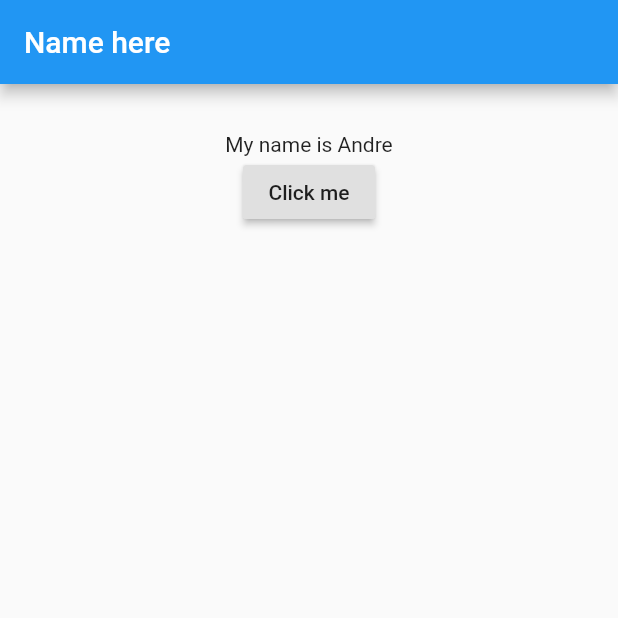
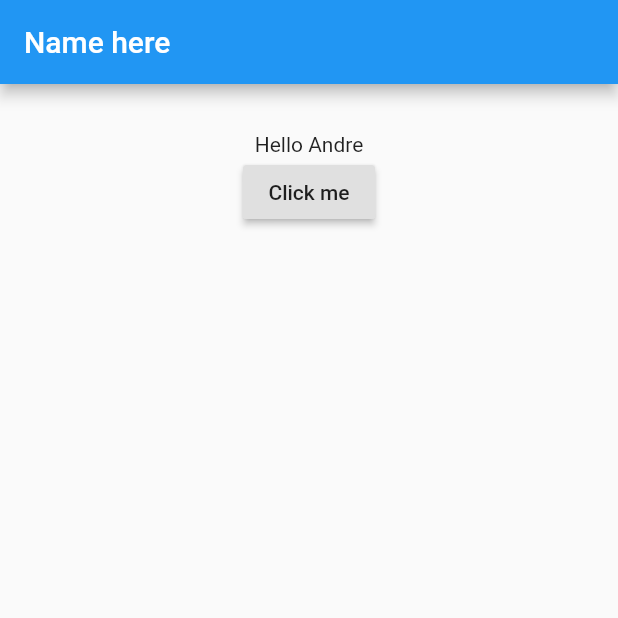
Before and after one commit to andrelashley/flutter-spike-projects, a Flutter app: the screen it shows after launch, after a tap on "Click me", on a phone screen of 412 x 824 dp, the top half of it. Run offline on Flutter 3.47's test engine with Material 2 defaults, Android fonts, the phone set to English and light mode, and no system bars.

Commit message:
Add parameters to onPressed

```diff
--- a/button1/lib/main.dart
+++ b/button1/lib/main.dart
@@ -14,9 +14,9 @@ class MyApp extends StatefulWidget {
 class _State extends State<MyApp> {
   String _value = 'Hello World';
 
-  void _onPressed() {
+  void _onPressed(String value) {
     setState(() {
-      _value = 'My name is Andre';
+      _value = value;
     });
   }
 
@@ -32,7 +32,7 @@ class _State extends State<MyApp> {
           child: new Column(
             children: <Widget>[
               new Text(_value),
-              new RaisedButton(onPressed: _onPressed, child: new Text('Click me'),)
+              new RaisedButton(onPressed: () => _onPressed('Hello Andre'), child: new Text('Click me'),)
             ],
           ),
         ),
```
